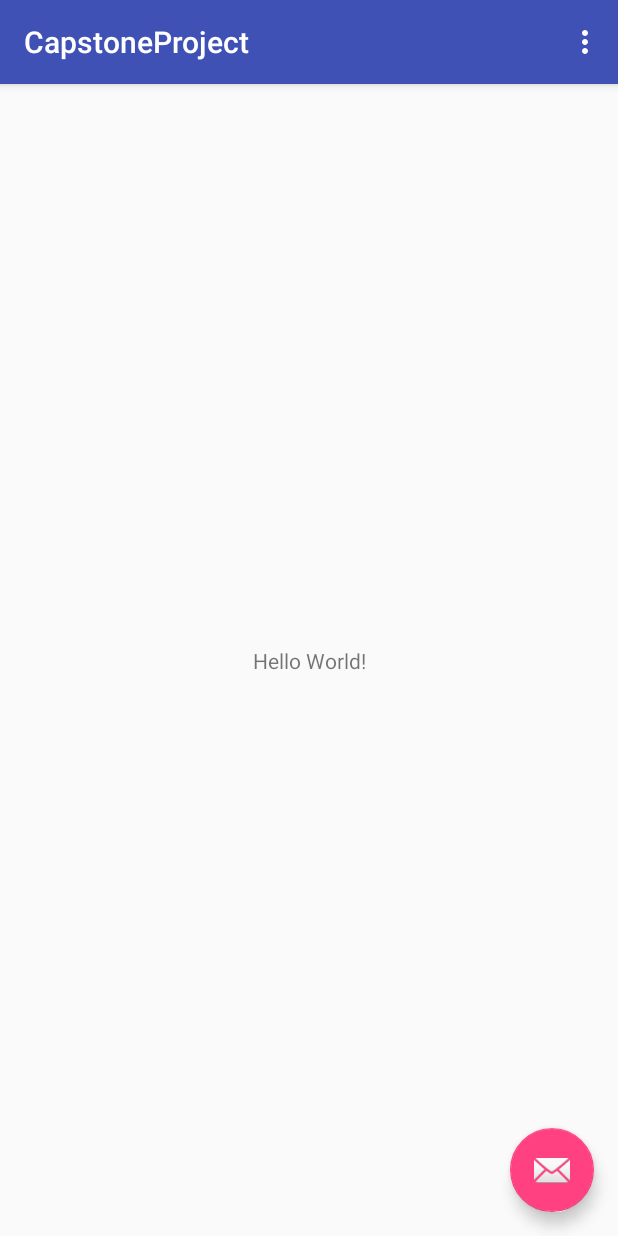
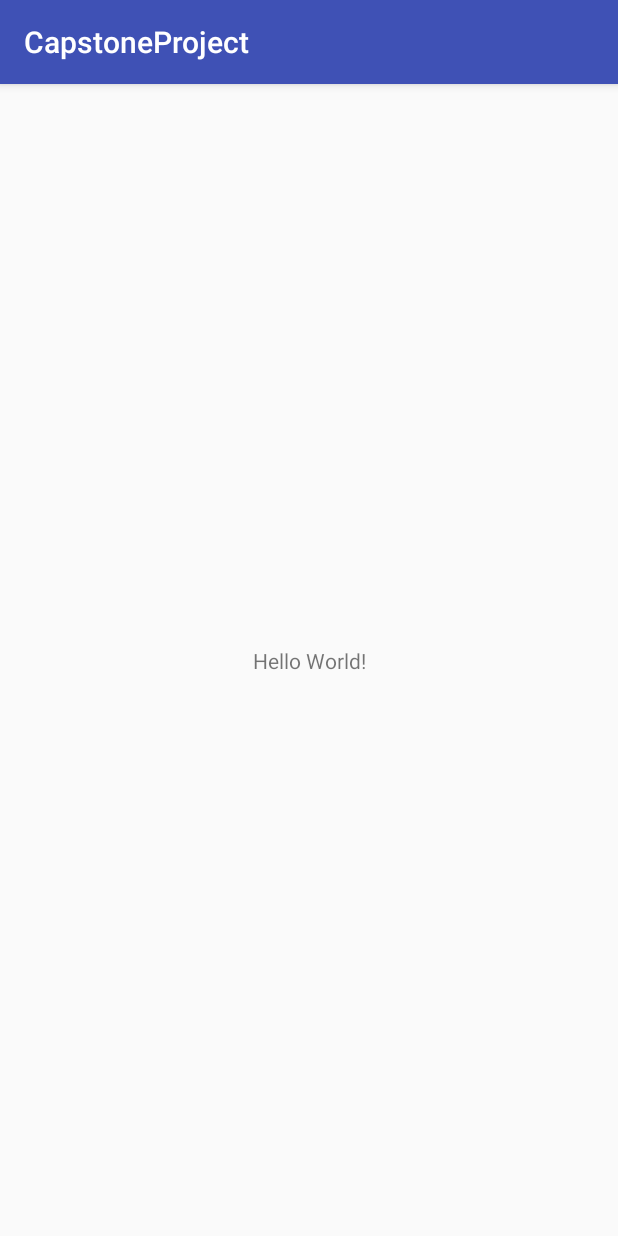
Before and after one commit to MoustafaElsaghier/CapstoneProject, an Android app: the screen it shows after launch (LoginActivity), on a phone screen of 412 x 824 dp. Run offline under Robolectric (Android 15) with nearby library versions, the phone set to English and light mode, and no system bars.

```diff
--- a/app/src/main/java/elsaghier/developer/com/capstoneproject/LoginActivity.java
+++ b/app/src/main/java/elsaghier/developer/com/capstoneproject/LoginActivity.java
@@ -1,13 +1,8 @@
 package elsaghier.developer.com.capstoneproject;
 
 import android.os.Bundle;
-import android.support.design.widget.FloatingActionButton;
-import android.support.design.widget.Snackbar;
 import android.support.v7.app.AppCompatActivity;
 import android.support.v7.widget.Toolbar;
-import android.view.View;
-import android.view.Menu;
-import android.view.MenuItem;
 
 public class LoginActivity extends AppCompatActivity {
 
@@ -17,36 +12,6 @@ public class LoginActivity extends AppCompatActivity {
         setContentView(R.layout.activity_login);
         Toolbar toolbar = (Toolbar) findViewById(R.id.toolbar);
         setSupportActionBar(toolbar);
-
-        FloatingActionButton fab = (FloatingActionButton) findViewById(R.id.fab);
-        fab.setOnClickListener(new View.OnClickListener() {
-            @Override
-            public void onClick(View view) {
-                Snackbar.make(view, "Replace with your own action", Snackbar.LENGTH_LONG)
-                        .setAction("Action", null).show();
-            }
-        });
     }
 
-    @Override
-    public boolean onCreateOptionsMenu(Menu menu) {
-        // Inflate the menu; this adds items to the action bar if it is present.
-        getMenuInflater().inflate(R.menu.menu_login, menu);
-        return true;
-    }
-
-    @Override
-    public boolean onOptionsItemSelected(MenuItem item) {
-        // Handle action bar item clicks here. The action bar will
-        // automatically handle clicks on the Home/Up button, so long
-        // as you specify a parent activity in AndroidManifest.xml.
-        int id = item.getItemId();
-
-        //noinspection SimplifiableIfStatement
-        if (id == R.id.action_settings) {
-            return true;
-        }
-
-        return super.onOptionsItemSelected(item);
-    }
 }
--- a/app/src/main/res/layout/activity_login.xml
+++ b/app/src/main/res/layout/activity_login.xml
@@ -22,12 +22,4 @@
 
     <include layout="@layout/content_login" />
 
-    <android.support.design.widget.FloatingActionButton
-        android:id="@+id/fab"
-        android:layout_width="wrap_content"
-        android:layout_height="wrap_content"
-        android:layout_gravity="bottom|end"
-        android:layout_margin="@dimen/fab_margin"
-        app:srcCompat="@android:drawable/ic_dialog_email" />
-
 </android.support.design.widget.CoordinatorLayout>
--- a/app/src/main/res/menu/menu_login.xml
+++ /dev/null
@@ -1,10 +0,0 @@
-<menu xmlns:android="http://schemas.android.com/apk/res/android"
-    xmlns:app="http://schemas.android.com/apk/res-auto"
-    xmlns:tools="http://schemas.android.com/tools"
-    tools:context="elsaghier.developer.com.capstoneproject.LoginActivity">
-    <item
-        android:id="@+id/action_settings"
-        android:orderInCategory="100"
-        android:title="@string/action_settings"
-        app:showAsAction="never" />
-</menu>
```
Also changed, not shown: app/build.gradle (+13 -0 lines).
